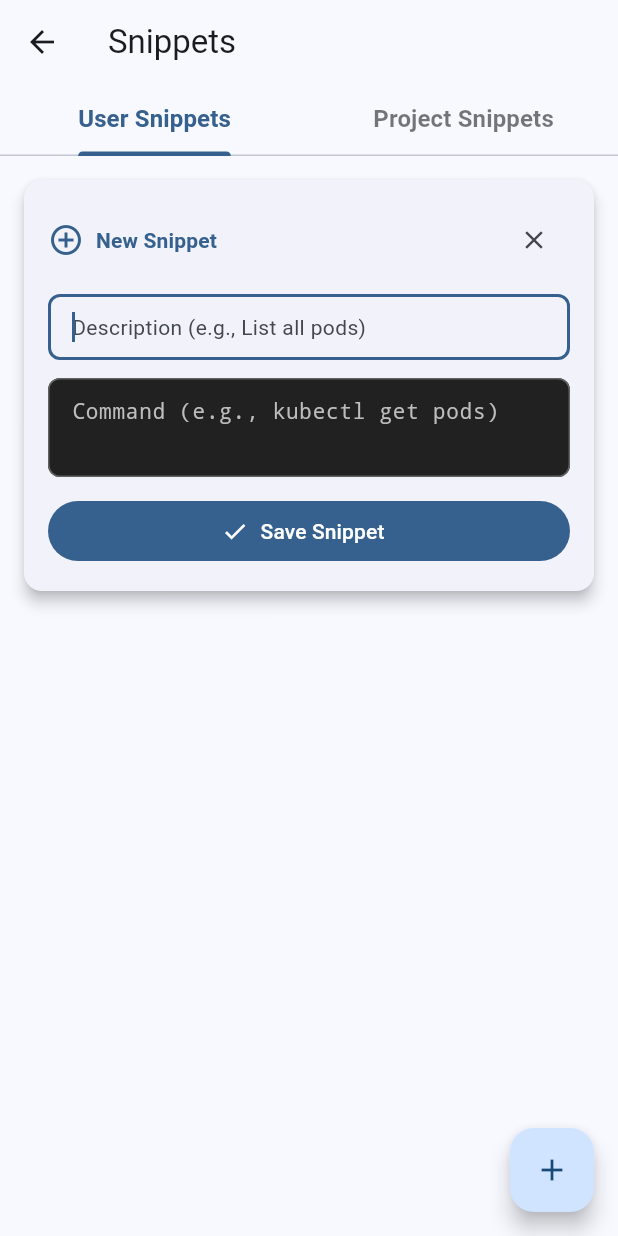
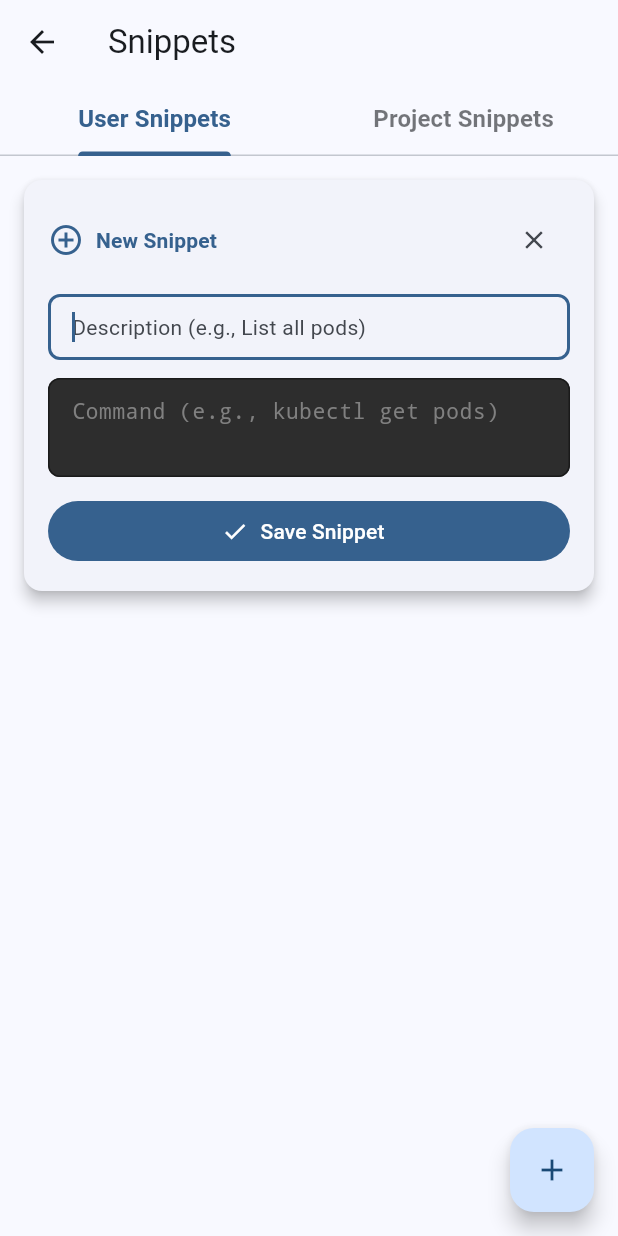
Before and after one commit to few-sh/fewshell, a Flutter app: the SnippetsPage screen opened directly, after a tap on the "add" icon, on a phone screen of 412 x 824 dp. Run offline on Flutter 3.47's test engine with Material 3 defaults, Android fonts, the phone set to English and light mode, and no system bars; our stand-ins replace camera, drift, flutter_markdown, flutter_riverpod, flutter_secure_storage, freezed_annotation and 3 more; missing offline and left inert: apple_vision_recognize_text, flutter_gen_ai_chat_ui, llm_dart; accounts and stored records are empty; generated files the repository leaves out were written again.

Commit message:
Make a terminal theme extension

```diff
--- a/decamp-app/lib/main.dart
+++ b/decamp-app/lib/main.dart
@@ -4,6 +4,7 @@ import 'package:shared_preferences/shared_preferences.dart';
 import 'pages/chat_session.dart';
 import 'providers/theme_provider.dart';
 import 'themes/neon_dark.dart';
+import 'themes/terminal_theme.dart';
 
 void main() async {
   // Ensure Flutter bindings are initialized before async operations
@@ -36,6 +37,7 @@ class DecampApp extends ConsumerWidget {
       theme: ThemeData(
         colorScheme: ColorScheme.fromSeed(seedColor: Colors.blue),
         useMaterial3: true,
+        extensions: const <ThemeExtension<dynamic>>[TerminalTheme.light],
       ),
       darkTheme: neonDarkTheme,
       themeMode: themeMode,
--- a/decamp-app/lib/pages/snippets_page.dart
+++ b/decamp-app/lib/pages/snippets_page.dart
@@ -3,6 +3,7 @@ import 'package:flutter_riverpod/flutter_riverpod.dart';
 import '../providers/snippet_provider.dart';
 import '../providers/project_provider.dart';
 import '../models/snippet.dart';
+import '../themes/terminal_theme.dart';
 
 /// Snippets page with User and Project snippets tabs
 class SnippetsPage extends ConsumerStatefulWidget {
@@ -431,29 +432,29 @@ class _NewSnippetCardState extends State<_NewSnippetCard> {
               decoration: InputDecoration(
                 hintText: 'Command (e.g., kubectl get pods)',
                 hintStyle: TextStyle(
-                  color: theme.brightness == Brightness.dark
-                      ? Colors.grey.shade600
-                      : Colors.grey.shade400,
+                  color:
+                      theme.extension<TerminalTheme>()?.hintColor ??
+                      Colors.grey.shade600,
                 ),
                 isDense: true,
                 filled: true,
-                fillColor: theme.brightness == Brightness.dark
-                    ? Colors.black
-                    : Colors.grey.shade900,
+                fillColor:
+                    theme.extension<TerminalTheme>()?.backgroundColor ??
+                    Colors.black,
                 border: OutlineInputBorder(
                   borderRadius: BorderRadius.circular(8),
                   borderSide: BorderSide(
-                    color: theme.brightness == Brightness.dark
-                        ? Colors.grey.shade800
-                        : Colors.grey.shade700,
+                    color:
+                        theme.extension<TerminalTheme>()?.borderColor ??
+                        Colors.grey.shade800,
                   ),
                 ),
                 enabledBorder: OutlineInputBorder(
                   borderRadius: BorderRadius.circular(8),
                   borderSide: BorderSide(
-                    color: theme.brightness == Brightness.dark
-                        ? Colors.grey.shade800
-                        : Colors.grey.shade700,
+                    color:
+                        theme.extension<TerminalTheme>()?.borderColor ??
+                        Colors.grey.shade800,
                   ),
                 ),
                 focusedBorder: OutlineInputBorder(
@@ -470,9 +471,9 @@ class _NewSnippetCardState extends State<_NewSnippetCard> {
               style: TextStyle(
                 fontFamily: 'monospace',
                 fontSize: 14,
-                color: theme.brightness == Brightness.dark
-                    ? Colors.greenAccent.shade400
-                    : Colors.greenAccent.shade200,
+                color:
+                    theme.extension<TerminalTheme>()?.textColor ??
+                    Colors.greenAccent.shade400,
                 height: 1.5,
               ),
               textInputAction: TextInputAction.done,
@@ -653,29 +654,29 @@ class _SnippetCardContentState extends ConsumerState<_SnippetCardContent> {
             decoration: InputDecoration(
               hintText: 'Command',
               hintStyle: TextStyle(
-                color: theme.brightness == Brightness.dark
-                    ? Colors.grey.shade600
-                    : Colors.grey.shade400,
+                color:
+                    theme.extension<TerminalTheme>()?.hintColor ??
+                    Colors.grey.shade600,
               ),
               isDense: true,
               filled: true,
-              fillColor: theme.brightness == Brightness.dark
-                  ? Colors.black
-                  : Colors.grey.shade900,
+              fillColor:
+                  theme.extension<TerminalTheme>()?.backgroundColor ??
+                  Colors.black,
               border: OutlineInputBorder(
                 borderRadius: BorderRadius.circular(8),
                 borderSide: BorderSide(
-                  color: theme.brightness == Brightness.dark
-                      ? Colors.grey.shade800
-                      : Colors.grey.shade700,
+                  color:
+                      theme.extension<TerminalTheme>()?.borderColor ??
+                      Colors.grey.shade800,
                 ),
               ),
               enabledBorder: OutlineInputBorder(
                 borderRadius: BorderRadius.circular(8),
                 borderSide: BorderSide(
-                  color: theme.brightness == Brightness.dark
-                      ? Colors.grey.shade800
-                      : Colors.grey.shade700,
+                  color:
+                      theme.extension<TerminalTheme>()?.borderColor ??
+                      Colors.grey.shade800,
                 ),
               ),
               focusedBorder: OutlineInputBorder(
@@ -692,9 +693,9 @@ class _SnippetCardContentState extends ConsumerState<_SnippetCardContent> {
             style: TextStyle(
               fontFamily: 'monospace',
               fontSize: 14,
-              color: theme.brightness == Brightness.dark
-                  ? Colors.greenAccent.shade400
-                  : Colors.greenAccent.shade200,
+              color:
+                  theme.extension<TerminalTheme>()?.textColor ??
+                  Colors.greenAccent.shade400,
               height: 1.5,
             ),
             onSubmitted: (_) => _autoSave(),
--- a/decamp-app/lib/themes/neon_dark.dart
+++ b/decamp-app/lib/themes/neon_dark.dart
@@ -1,4 +1,5 @@
 import 'package:flutter/material.dart';
+import 'terminal_theme.dart';
 
 final neonDarkTheme = ThemeData(
   brightness: Brightness.dark,
@@ -32,4 +33,5 @@ final neonDarkTheme = ThemeData(
     backgroundColor: Color(0xFF00E5FF),
     foregroundColor: Colors.black,
   ),
+  extensions: const <ThemeExtension<dynamic>>[TerminalTheme.dark],
 );
--- /dev/null
+++ b/decamp-app/lib/themes/terminal_theme.dart
@@ -0,0 +1,69 @@
+import 'package:flutter/material.dart';
+
+/// Terminal color scheme for code/command display areas.
+/// Inspired by common terminal themes like VS Code's integrated terminal.
+@immutable
+class TerminalTheme extends ThemeExtension<TerminalTheme> {
+  /// Background color for terminal-like areas
+  final Color backgroundColor;
+
+  /// Text color for terminal content
+  final Color textColor;
+
+  /// Border color for terminal containers
+  final Color borderColor;
+
+  /// Hint/placeholder text color
+  final Color hintColor;
+
+  const TerminalTheme({
+    required this.backgroundColor,
+    required this.textColor,
+    required this.borderColor,
+    required this.hintColor,
+  });
+
+  /// Dark terminal theme (similar to VS Code dark terminal)
+  static const dark = TerminalTheme(
+    backgroundColor: Color(0xFF1E1E1E), // Dark grey, close to black
+    textColor: Color(0xFF4ADE80), // Green accent (similar to terminal success)
+    borderColor: Color(0xFF3E3E3E), // Medium grey border
+    hintColor: Color(0xFF6E6E6E), // Muted grey for hints
+  );
+
+  /// Light terminal theme (inverted colors for light mode)
+  static const light = TerminalTheme(
+    backgroundColor: Color(0xFF2D2D2D), // Slightly lighter dark grey
+    textColor: Color(0xFF22C55E), // Darker green for contrast
+    borderColor: Color(0xFF1A1A1A), // Darker border
+    hintColor: Color(0xFF808080), // Medium grey for hints
+  );
+
+  @override
+  TerminalTheme copyWith({
+    Color? backgroundColor,
+    Color? textColor,
+    Color? borderColor,
+    Color? hintColor,
+  }) {
+    return TerminalTheme(
+      backgroundColor: backgroundColor ?? this.backgroundColor,
+      textColor: textColor ?? this.textColor,
+      borderColor: borderColor ?? this.borderColor,
+      hintColor: hintColor ?? this.hintColor,
+    );
+  }
+
+  @override
+  TerminalTheme lerp(ThemeExtension<TerminalTheme>? other, double t) {
+    if (other is! TerminalTheme) {
+      return this;
+    }
+    return TerminalTheme(
+      backgroundColor: Color.lerp(backgroundColor, other.backgroundColor, t)!,
+      textColor: Color.lerp(textColor, other.textColor, t)!,
+      borderColor: Color.lerp(borderColor, other.borderColor, t)!,
+      hintColor: Color.lerp(hintColor, other.hintColor, t)!,
+    );
+  }
+}
```
